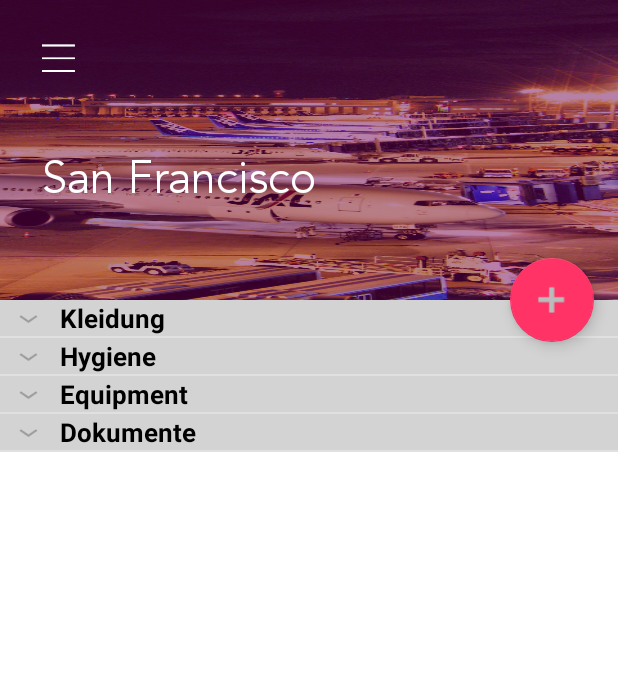
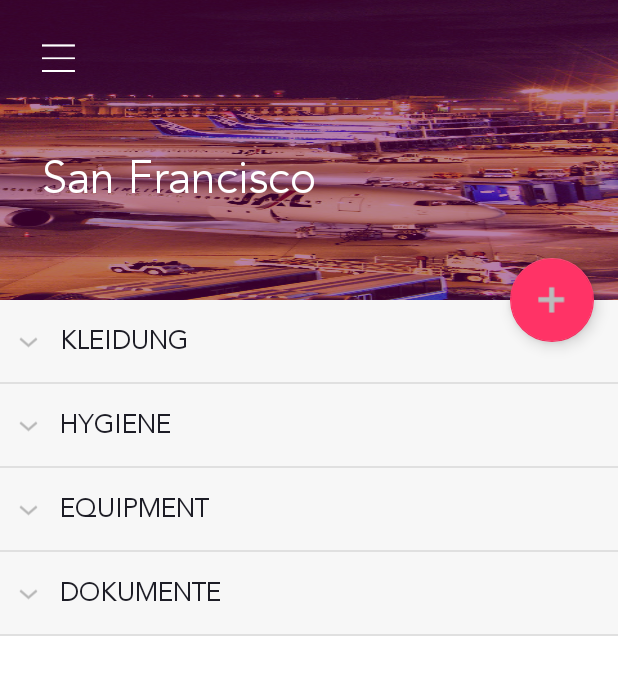
Before and after one commit to softpromin/TravelingApp, an Android app: the fragment ItemViewFragment placed in its activity, on a phone screen of 412 x 824 dp. Shown: the top 675 px of the screen. Run offline under Robolectric (Android 15) with nearby library versions, the phone set to English and light mode, and no system bars; network calls fail; 2 statements that could not run were skipped.

Commit message:
Further layout things

```diff
--- a/app/src/main/java/prak/travelerapp/ExpandableListAdapter.java
+++ b/app/src/main/java/prak/travelerapp/ExpandableListAdapter.java
@@ -88,8 +88,8 @@ public class ExpandableListAdapter extends BaseExpandableListAdapter {
 
         TextView lblListHeader = (TextView) convertView
                 .findViewById(R.id.lblListHeader);
-        lblListHeader.setTypeface(null, Typeface.BOLD);
-        lblListHeader.setText(headerTitle);
+        //lblListHeader.setTypeface(null, Typeface.NORMAL);
+        lblListHeader.setText(headerTitle.toUpperCase());
 
         return convertView;
     }
--- a/app/src/main/res/layout/list_group.xml
+++ b/app/src/main/res/layout/list_group.xml
@@ -3,16 +3,17 @@
     android:layout_width="fill_parent"
     android:layout_height="wrap_content"
     android:orientation="vertical"
-    android:padding="0dp"
-    android:background="#d3d3d3">
-
+    android:paddingTop="15dp"
+    android:paddingBottom="15dp"
+    android:background="#f7f7f7">
 
     <TextView
+        android:text="test"
         android:id="@+id/lblListHeader"
         android:layout_width="fill_parent"
         android:layout_height="wrap_content"
         android:paddingLeft="?android:attr/expandableListPreferredItemPaddingLeft"
-        android:textSize="17dp"
-        android:textColor="#000000" />
+        android:textSize="17sp"
+        android:textColor="@color/black" />
 
 </LinearLayout>
```
Also changed, not shown: app/src/main/res/layout/list_item.xml (+5 -4 lines).
